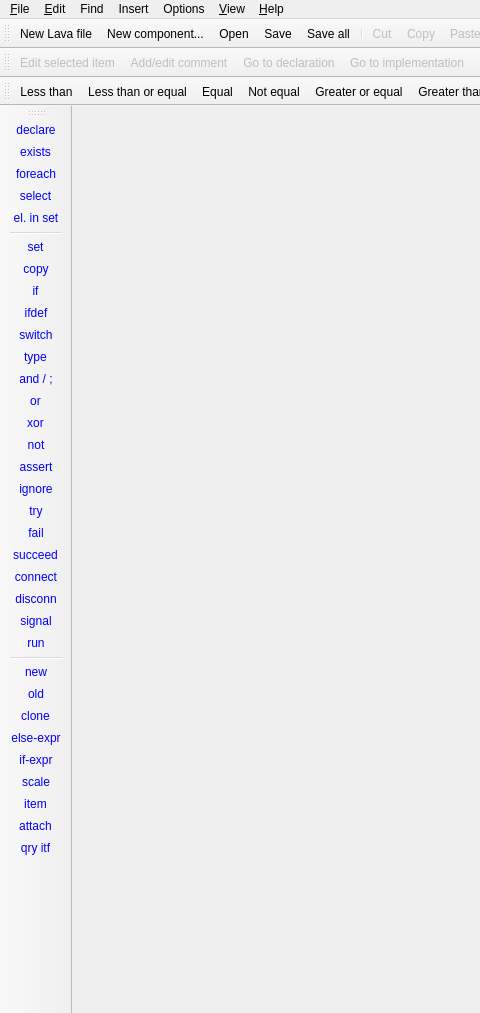
The window that lavape/src/LavaPE_UI/cmainframe.ui (berkus/lavape) describes before a commit, drawn with Qt 5; both pictures show x 0 to 480 and y 0 to 1013 of the 1082 by 1013 pixel window.
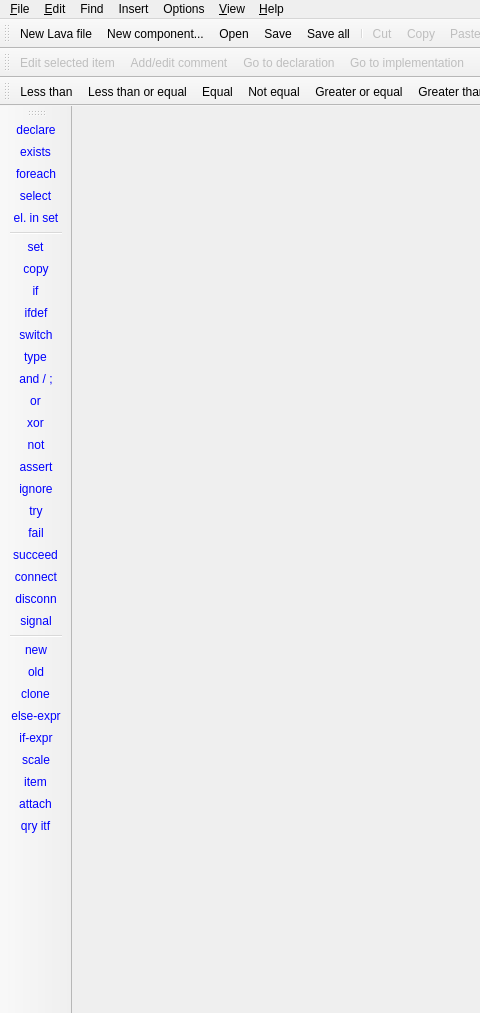
The same window after the commit. Icons and pictures are not drawn.

The edit to the form file:
```diff
--- a/lavape/src/LavaPE_UI/cmainframe.ui
+++ b/lavape/src/LavaPE_UI/cmainframe.ui
@@ -440,7 +440,6 @@
    <addaction name="actionConnect"/>
    <addaction name="actionDisconn"/>
    <addaction name="actionSignal"/>
-   <addaction name="actionRun"/>
    <addaction name="separator"/>
    <addaction name="actionNew"/>
    <addaction name="actionOld"/>
```
